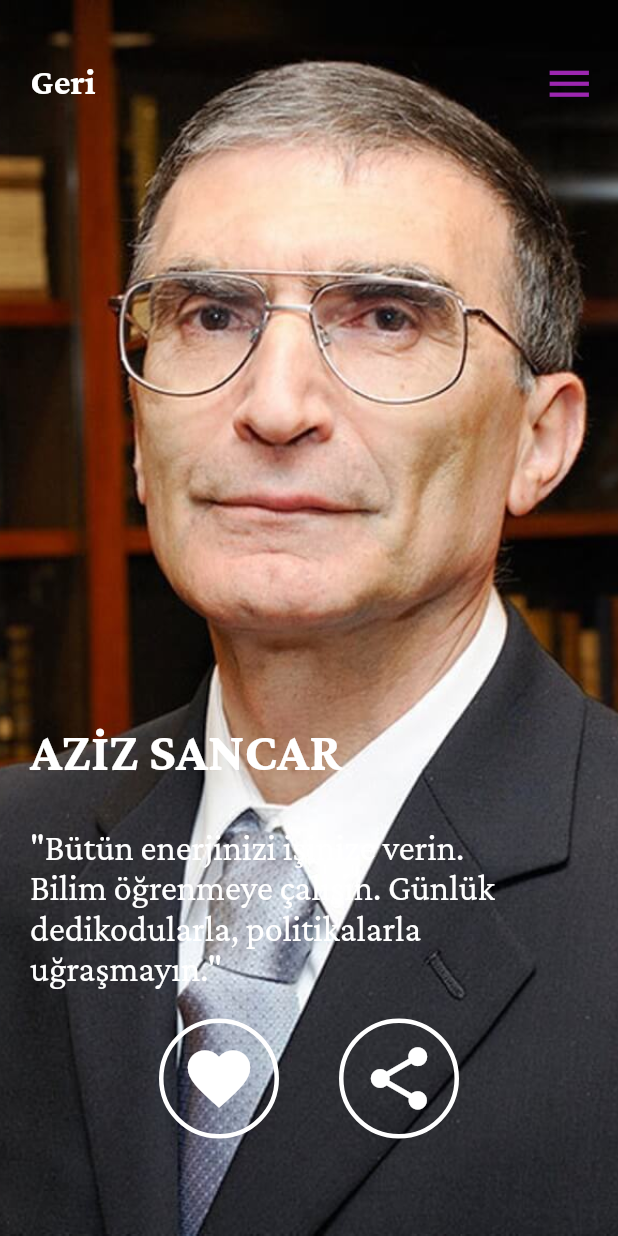
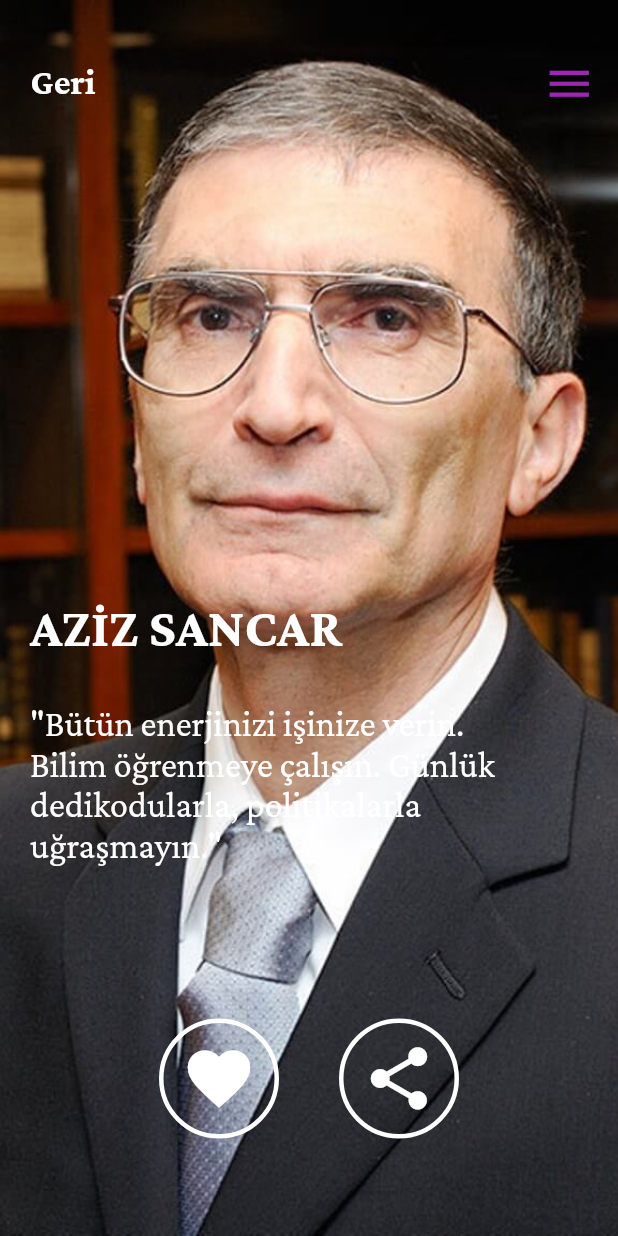
Before and after one commit to atalhaablak/sozler_app, a Flutter app: the screen it shows after launch, on a phone screen of 412 x 824 dp. Run offline on Flutter 3.47's test engine with Material 2 defaults, Android fonts, the phone set to English and light mode, and no system bars; our stand-ins replace google_fonts.

Commit message:
editing position word

```diff
--- a/lib/screens/everydar_word.dart
+++ b/lib/screens/everydar_word.dart
@@ -22,7 +22,7 @@
             child: _pageAppBar(),
           ),
           Positioned(
-            bottom: MediaQuery.of(context).size.height * 0.2,
+            bottom: MediaQuery.of(context).size.height * 0.3,
             child: Padding(
               padding: const EdgeInsets.only(left: 20),
               child: _writerandWord(),
@@ -31,7 +31,15 @@
           Positioned(
             bottom: 65,
             width: MediaQuery.of(context).size.width * 1,
-            child: Row(
+            child: _FavoriteandShareButtons(),
+          ),
+        ],
+      ),
+    );
+  }
+
+  Row _FavoriteandShareButtons() {
+    return Row(
       mainAxisAlignment: MainAxisAlignment.center,
       children: [
         Container(
@@ -72,10 +80,6 @@
               )),
         ),
       ],
-            ),
-          ),
-        ],
-      ),
     );
   }
 
```
Lines whose indentation alone changed are shown as unchanged.
